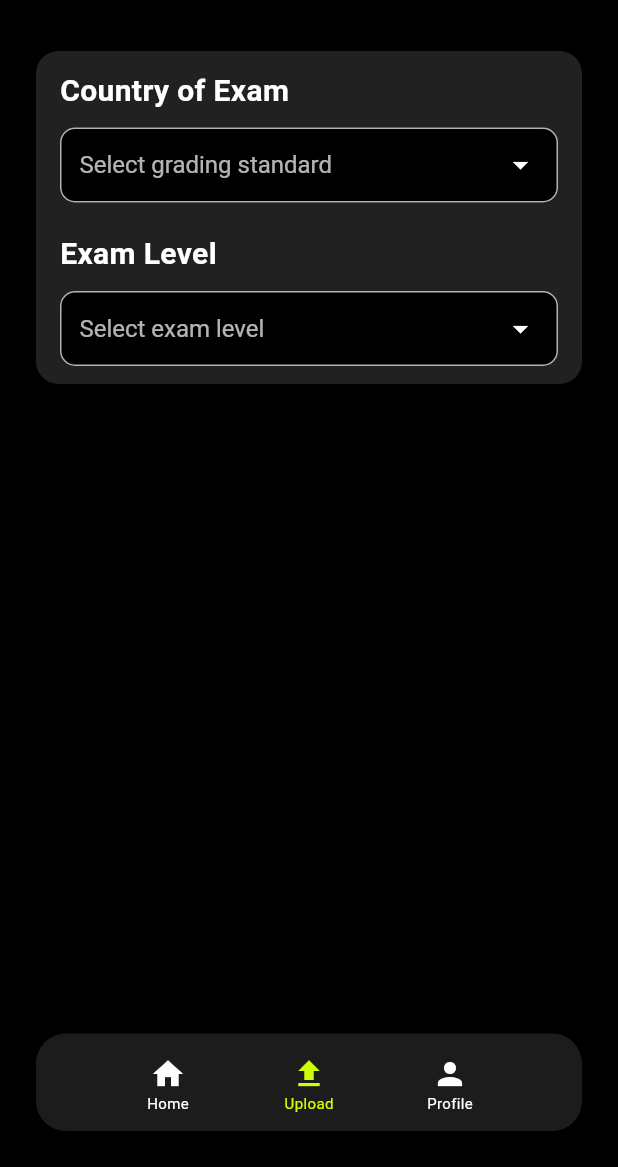
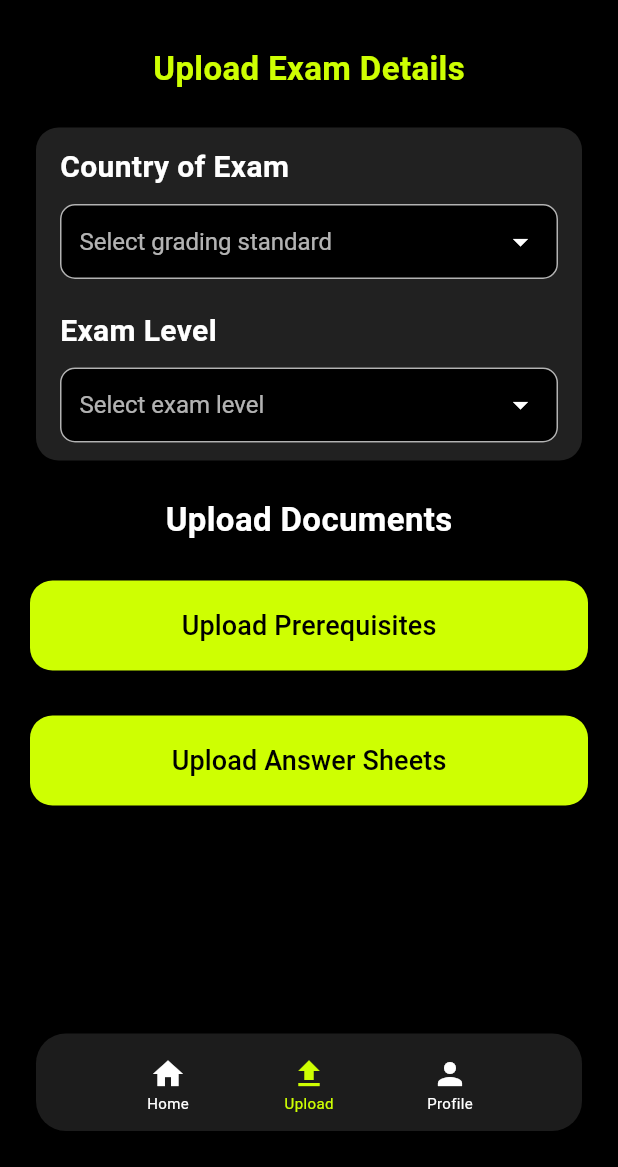
Before and after one commit to Aaron-Chacko/GradiFi, a Flutter app: the screen it shows after launch, item 2 of the bottom bar chosen, on a phone screen of 412 x 824 dp, the part 69-1236 px from its top. Run offline on Flutter 3.47's test engine with Material 3 defaults, Android fonts, the phone set to English and light mode, and no system bars.

Commit message:
Update upload_landing.dart

```diff
--- a/lib/screens/upload_landing.dart
+++ b/lib/screens/upload_landing.dart
@@ -26,7 +26,8 @@ class _UploadLandingPageState extends State<UploadLandingPage> {
       child: Row(
         crossAxisAlignment: CrossAxisAlignment.center,
         mainAxisAlignment: MainAxisAlignment.center,
-        children: navIcons.map((icon) {
+        children:
+            navIcons.map((icon) {
               int index = navIcons.indexOf(icon);
               bool isSelected = selectedIndex == index;
               return Material(
@@ -59,13 +60,19 @@ class _UploadLandingPageState extends State<UploadLandingPage> {
                         ),
                         child: Icon(
                           icon,
-                      color: isSelected ? const Color(0xFFCEFF02) : Colors.white,
+                          color:
+                              isSelected
+                                  ? const Color(0xFFCEFF02)
+                                  : Colors.white,
                         ),
                       ),
                       Text(
                         navTitles[index],
                         style: TextStyle(
-                      color: isSelected ? const Color(0xFFCEFF02) : Colors.white,
+                          color:
+                              isSelected
+                                  ? const Color(0xFFCEFF02)
+                                  : Colors.white,
                           fontSize: 10,
                         ),
                       ),
@@ -80,8 +87,24 @@ class _UploadLandingPageState extends State<UploadLandingPage> {
 
   @override
   Widget build(BuildContext context) {
-    List<String> countries = ["USA", "UK", "India", "Canada", "Germany", "France", "Japan", "China", "Russia", "Italy"];
-    List<String> examLevels = ["High School", "Undergraduate", "Postgraduate", "Doctorate"];
+    List<String> countries = [
+      "USA",
+      "UK",
+      "India",
+      "Canada",
+      "Germany",
+      "France",
+      "Japan",
+      "China",
+      "Russia",
+      "Italy",
+    ];
+    List<String> examLevels = [
+      "High School",
+      "Undergraduate",
+      "Postgraduate",
+      "Doctorate",
+    ];
 
     return Scaffold(
       backgroundColor: Colors.black,
@@ -89,7 +112,8 @@ class _UploadLandingPageState extends State<UploadLandingPage> {
         backgroundColor: Colors.black,
         iconTheme: const IconThemeData(color: Color(0xFFCEFF02)),
         title: ShaderMask(
-          shaderCallback: (bounds) => const LinearGradient(
+          shaderCallback:
+              (bounds) => const LinearGradient(
                 colors: [Colors.white, Color(0xFFCEFF02)],
                 begin: Alignment(0.2, 0.0),
                 end: Alignment(1.0, 0.0),
@@ -110,6 +134,16 @@ class _UploadLandingPageState extends State<UploadLandingPage> {
           child: Column(
             crossAxisAlignment: CrossAxisAlignment.center,
             children: [
+              const SizedBox(height: 20),
+              //--------------------------------------- Heading ----------------------------
+              const Text(
+                "Upload Exam Details",
+                style: TextStyle(
+                  fontSize: 22,
+                  fontWeight: FontWeight.bold,
+                  color: Color(0xFFCEFF02),
+                ),
+              ),
               const SizedBox(height: 20),
               //--------------------------------------- Card  ----------------------------
               Card(
@@ -160,12 +194,15 @@ class _UploadLandingPageState extends State<UploadLandingPage> {
                               color: Colors.white,
                               fontSize: 16,
                             ),
-                            items: countries.map((String country) {
+                            items:
+                                countries.map((String country) {
                                   return DropdownMenuItem<String>(
                                     value: country,
                                     child: Text(
                                       country,
-                                  style: const TextStyle(color: Colors.white),
+                                      style: const TextStyle(
+                                        color: Colors.white,
+                                      ),
                                     ),
                                   );
                                 }).toList(),
@@ -213,12 +250,15 @@ class _UploadLandingPageState extends State<UploadLandingPage> {
                               color: Colors.white,
                               fontSize: 16,
                             ),
-                            items: examLevels.map((String level) {
+                            items:
+                                examLevels.map((String level) {
                                   return DropdownMenuItem<String>(
                                     value: level,
                                     child: Text(
                                       level,
-                                  style: const TextStyle(color: Colors.white),
+                                      style: const TextStyle(
+                                        color: Colors.white,
+                                      ),
                                     ),
                                   );
                                 }).toList(),
@@ -234,6 +274,66 @@ class _UploadLandingPageState extends State<UploadLandingPage> {
                   ),
                 ),
               ),
+              const SizedBox(height: 20),
+              const Text(
+                //----------------------------------heading--------------------------------
+                "Upload Documents",
+                style: TextStyle(
+                  fontSize: 22,
+                  fontWeight: FontWeight.bold,
+                  color: Colors.white,
+                ),
+              ),
+              const SizedBox(height: 25),
+              //--------------------------------------- Buttons ----------------------------
+              ElevatedButton(
+                onPressed: () {
+                  Navigator.pushNamed(context, "/upload_prerequisite");
+                },
+                style: ElevatedButton.styleFrom(
+                  backgroundColor: const Color(0xFFCEFF02),
+                  minimumSize: const Size(
+                    double.infinity,
+                    60,
+                  ), // Full width, increased height
+                  shape: RoundedRectangleBorder(
+                    borderRadius: BorderRadius.circular(
+                      15,
+                    ), // Same rounded edges as Card
+                  ),
+                  elevation: 4, // Added elevation
+                  padding: const EdgeInsets.symmetric(
+                    horizontal: 16,
+                    vertical: 12,
+                  ), // Added padding
+                ),
+                child: const Text(
+                  "Upload Prerequisites",
+                  style: TextStyle(color: Colors.black, fontSize: 18),
+                ),
+              ),
+              const SizedBox(height: 30),
+              ElevatedButton(
+                onPressed: () {
+                  // Add navigation if needed
+                },
+                style: ElevatedButton.styleFrom(
+                  backgroundColor: const Color(0xFFCEFF02),
+                  minimumSize: const Size(double.infinity, 60),
+                  shape: RoundedRectangleBorder(
+                    borderRadius: BorderRadius.circular(15),
+                  ),
+                  elevation: 4,
+                  padding: const EdgeInsets.symmetric(
+                    horizontal: 16,
+                    vertical: 12,
+                  ),
+                ),
+                child: const Text(
+                  "Upload Answer Sheets",
+                  style: TextStyle(color: Colors.black, fontSize: 18),
+                ),
+              ),
             ],
           ),
         ),
```
Lines whose indentation alone changed are shown as unchanged.
